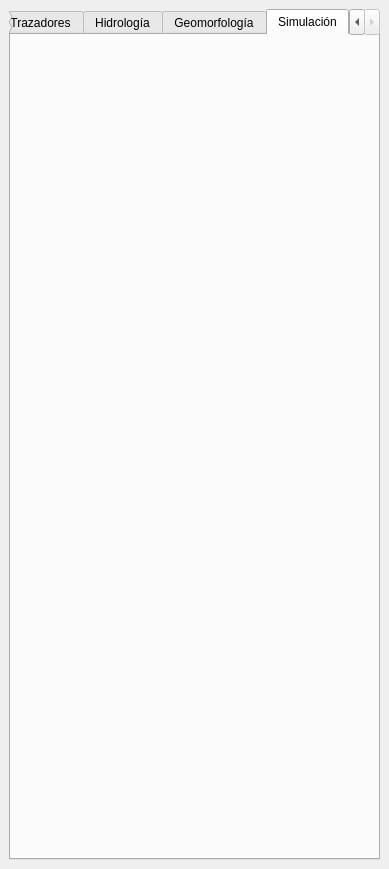
nicolas998/WMF, file qgisplugin/HydroSEDPlugin_dockwidget_base.ui: the form before one commit.
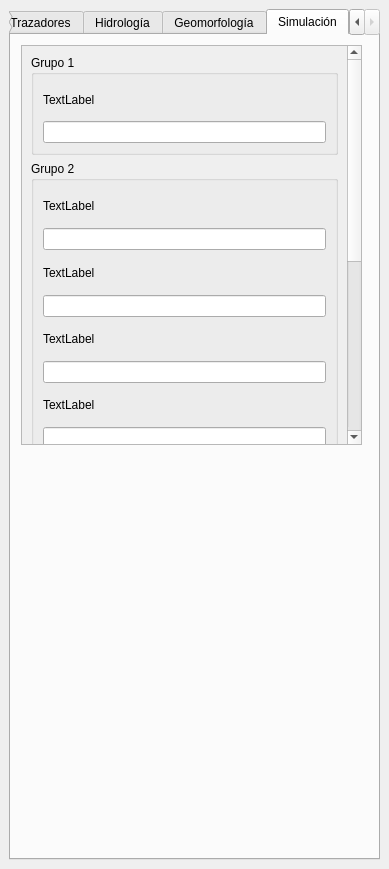
The form after the commit. The open tabs and pages were chosen to show the change. Icons and pictures are not drawn. Custom widgets are drawn as their Qt base class.

Commit message: Se agrega ejemplo de scrollbar en tab de simulacion

Patch:
```diff
--- a/qgisplugin/HydroSEDPlugin_dockwidget_base.ui
+++ b/qgisplugin/HydroSEDPlugin_dockwidget_base.ui
@@ -23,7 +23,7 @@
    <string>Hydro-SED</string>
   </property>
   <widget class="QWidget" name="dockWidgetContents">
-   <layout class="QVBoxLayout" name="verticalLayout_2">
+   <layout class="QHBoxLayout" name="horizontalLayout_14">
     <item>
      <widget class="QTabWidget" name="tabPanelDockOpciones">
       <property name="currentIndex">
@@ -1166,13 +1166,225 @@
        <attribute name="title">
         <string>Simulación</string>
        </attribute>
+       <widget class="QScrollArea" name="scrollArea_2">
+        <property name="geometry">
+         <rect>
+          <x>10</x>
+          <y>10</y>
+          <width>341</width>
+          <height>400</height>
+         </rect>
+        </property>
+        <property name="minimumSize">
+         <size>
+          <width>0</width>
+          <height>400</height>
+         </size>
+        </property>
+        <property name="maximumSize">
+         <size>
+          <width>16777215</width>
+          <height>400</height>
+         </size>
+        </property>
+        <property name="verticalScrollBarPolicy">
+         <enum>Qt::ScrollBarAlwaysOn</enum>
+        </property>
+        <property name="widgetResizable">
+         <bool>true</bool>
+        </property>
+        <widget class="QWidget" name="scrollAreaWidgetContents_2">
+         <property name="geometry">
+          <rect>
+           <x>0</x>
+           <y>0</y>
+           <width>326</width>
+           <height>730</height>
+          </rect>
+         </property>
+         <property name="minimumSize">
+          <size>
+           <width>0</width>
+           <height>0</height>
+          </size>
+         </property>
+         <property name="maximumSize">
+          <size>
+           <width>16777215</width>
+           <height>16777215</height>
+          </size>
+         </property>
+         <layout class="QVBoxLayout" name="verticalLayout_2">
+          <item>
+           <widget class="QgsCollapsibleGroupBox" name="mGroupBox">
+            <property name="minimumSize">
+             <size>
+              <width>0</width>
+              <height>100</height>
+             </size>
+            </property>
+            <property name="maximumSize">
+             <size>
+              <width>16777215</width>
+              <height>100</height>
+             </size>
+            </property>
+            <property name="title">
+             <string>Grupo 1</string>
+            </property>
+            <layout class="QVBoxLayout" name="verticalLayout_3">
+             <item>
+              <widget class="QLabel" name="label123456789">
+               <property name="text">
+                <string>TextLabel</string>
+               </property>
+              </widget>
+             </item>
+             <item>
+              <widget class="QLineEdit" name="lineEdit"/>
+             </item>
+            </layout>
+           </widget>
+          </item>
+          <item>
+           <widget class="QgsCollapsibleGroupBox" name="mGroupBox_2">
+            <property name="minimumSize">
+             <size>
+              <width>0</width>
+              <height>300</height>
+             </size>
+            </property>
+            <property name="maximumSize">
+             <size>
+              <width>16777215</width>
+              <height>300</height>
+             </size>
+            </property>
+            <property name="title">
+             <string>Grupo 2</string>
+            </property>
+            <layout class="QVBoxLayout" name="verticalLayout_4">
+             <item>
+              <widget class="QLabel" name="label">
+               <property name="text">
+                <string>TextLabel</string>
+               </property>
+              </widget>
+             </item>
+             <item>
+              <widget class="QLineEdit" name="lineEdit_3"/>
+             </item>
+             <item>
+              <widget class="QLabel" name="label_2">
+               <property name="text">
+                <string>TextLabel</string>
+               </property>
+              </widget>
+             </item>
+             <item>
+              <widget class="QLineEdit" name="lineEdit_4"/>
+             </item>
+             <item>
+              <widget class="QLabel" name="label_3">
+               <property name="text">
+                <string>TextLabel</string>
+               </property>
+              </widget>
+             </item>
+             <item>
+              <widget class="QLineEdit" name="lineEdit_2"/>
+             </item>
+             <item>
+              <widget class="QLabel" name="label_4">
+               <property name="text">
+                <string>TextLabel</string>
+               </property>
+              </widget>
+             </item>
+             <item>
+              <widget class="QLineEdit" name="lineEdit_5"/>
+             </item>
+            </layout>
+           </widget>
+          </item>
+          <item>
+           <widget class="QgsCollapsibleGroupBox" name="mGroupBox_3">
+            <property name="minimumSize">
+             <size>
+              <width>0</width>
+              <height>300</height>
+             </size>
+            </property>
+            <property name="maximumSize">
+             <size>
+              <width>16777215</width>
+              <height>300</height>
+             </size>
+            </property>
+            <property name="title">
+             <string>Grupo 3</string>
+            </property>
+            <layout class="QVBoxLayout" name="verticalLayout_5">
+             <item>
+              <widget class="QLabel" name="label_8">
+               <property name="text">
+                <string>TextLabel</string>
+               </property>
+              </widget>
+             </item>
+             <item>
+              <widget class="QLineEdit" name="lineEdit_9"/>
+             </item>
+             <item>
+              <widget class="QLabel" name="label_7">
+               <property name="text">
+                <string>TextLabel</string>
+               </property>
+              </widget>
+             </item>
+             <item>
+              <widget class="QLineEdit" name="lineEdit_8"/>
+             </item>
+             <item>
+              <widget class="QLabel" name="label_6">
+               <property name="text">
+                <string>TextLabel</string>
+               </property>
+              </widget>
+             </item>
+             <item>
+              <widget class="QLineEdit" name="lineEdit_7"/>
+             </item>
+             <item>
+              <widget class="QLabel" name="label_5">
+               <property name="text">
+                <string>TextLabel</string>
+               </property>
+              </widget>
+             </item>
+             <item>
+              <widget class="QLineEdit" name="lineEdit_6"/>
+             </item>
+            </layout>
+           </widget>
+          </item>
+         </layout>
+        </widget>
+       </widget>
       </widget>
      </widget>
     </item>
    </layout>
   </widget>
  </widget>
- <resources>
- </resources>
+ <customwidgets>
+  <customwidget>
+   <class>QgsCollapsibleGroupBox</class>
+   <extends>QGroupBox</extends>
+   <header>qgscollapsiblegroupbox.h</header>
+   <container>1</container>
+  </customwidget>
+ </customwidgets>
+ <resources/>
  <connections/>
 </ui>
```
Left out of the diff: 30 changed lines with no effect on the pictures.
